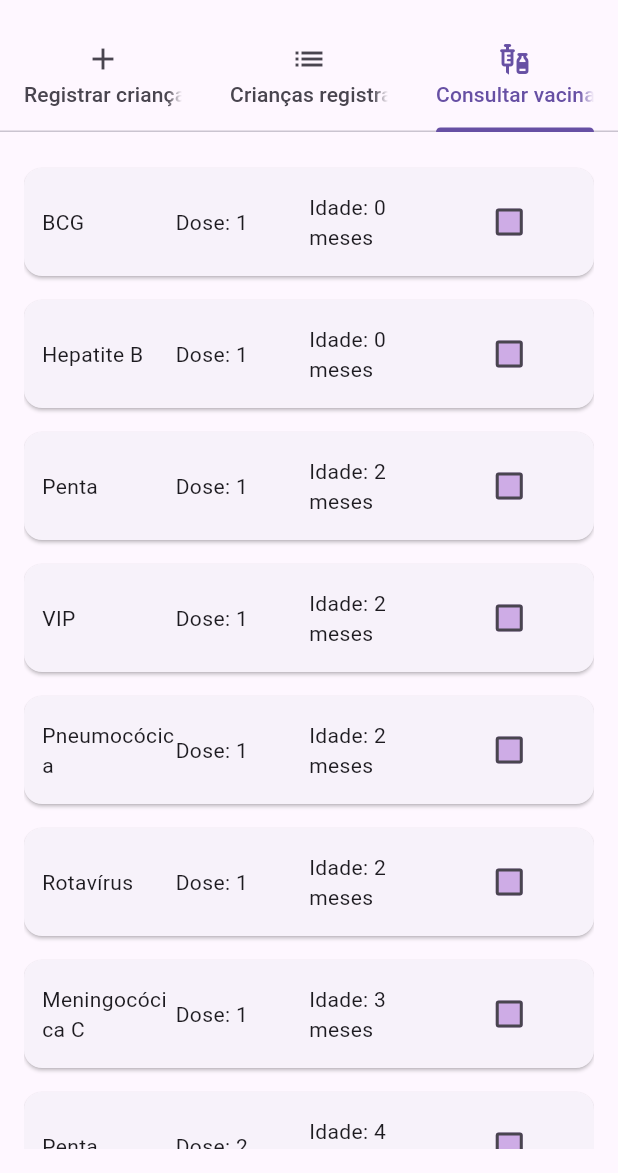
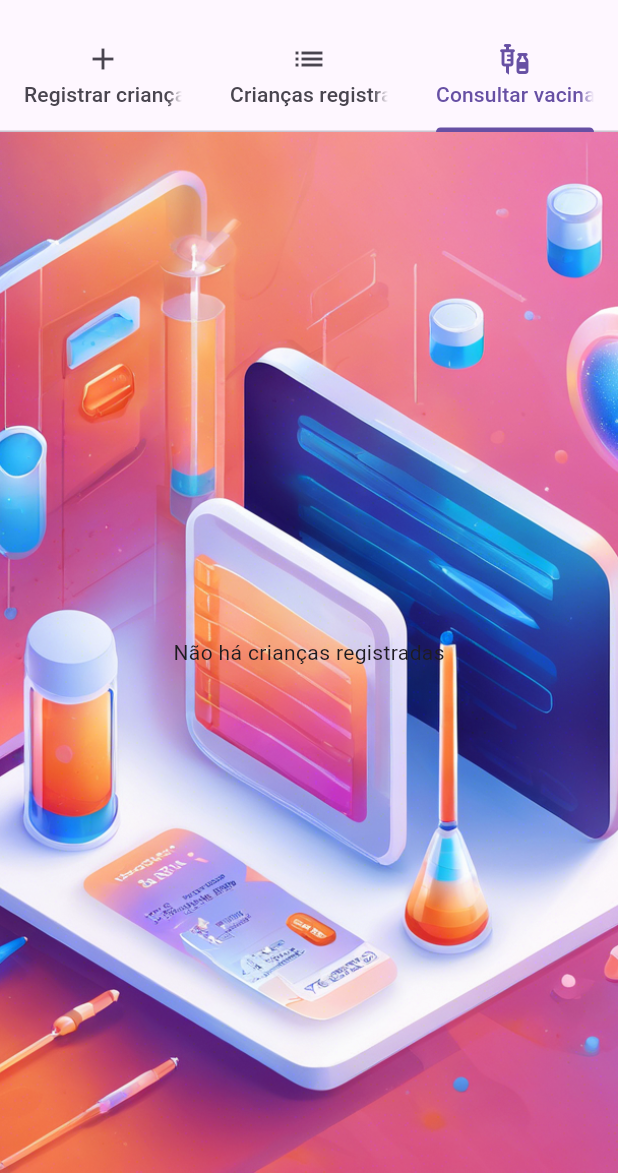
Before and after one commit to cassiab13/calendario_vacinacao, a Flutter app: the MainPage screen opened by its route, tab 3 chosen, on a phone screen of 412 x 824 dp, the part 63-1236 px from its top. Run offline on Flutter 3.47's test engine with Material 3 defaults, Android fonts, the phone set to English and light mode, and no system bars.

Commit message:
refactor: main, registered and vaccine page

```diff
--- a/lib/components/background.dart
+++ b/lib/components/background.dart
@@ -10,7 +10,7 @@ class BackgroundDecoration extends StatelessWidget {
     return Container(
         decoration: const BoxDecoration(
           image: DecorationImage(
-            image: AssetImage("lib/assets/background_image.jpeg"),
+            image: AssetImage("lib/assets/login_background.jpeg"),
             fit: BoxFit.cover,
           ),
         ),
--- a/lib/forms/child_registration_form.dart
+++ b/lib/forms/child_registration_form.dart
@@ -58,6 +58,8 @@ class _ChildRegistrationFormState extends State<ChildRegistrationForm> {
           TextField(
             controller: _nameController,
             decoration: const InputDecoration(
+              filled: true,
+              fillColor: Colors.white54,
               border: OutlineInputBorder(),
               labelText: 'Digite o nome da criança',
             ),
@@ -67,6 +69,8 @@ class _ChildRegistrationFormState extends State<ChildRegistrationForm> {
             controller: _birthController,
             readOnly: true,
             decoration: const InputDecoration(
+              filled: true,
+              fillColor: Colors.white54,
               border: OutlineInputBorder(),
               labelText: 'Data de nascimento',
               suffixIcon: Icon(Icons.calendar_today),
@@ -76,6 +80,8 @@ class _ChildRegistrationFormState extends State<ChildRegistrationForm> {
           const SizedBox(height: 16),
           DropdownButtonFormField<String>(
             decoration: const InputDecoration(
+              filled: true,
+              fillColor: Colors.white54,
               labelText: 'Sexo',
               border: OutlineInputBorder(),
             ),
--- a/lib/pages/main_page.dart
+++ b/lib/pages/main_page.dart
@@ -1,3 +1,4 @@
+import 'package:calendario_vacinacao/components/background.dart';
 import 'package:calendario_vacinacao/forms/child_registration_form.dart';
 import 'package:calendario_vacinacao/models/child.dart';
 import 'package:calendario_vacinacao/pages/registered_child_page.dart';
@@ -46,7 +47,8 @@ class _TabBarState extends State<MainPage> with TickerProviderStateMixin {
             ],
           ),
         ),
-      body: TabBarView(
+        body: BackgroundDecoration(
+          child: TabBarView(
             controller: _tabController,
             children: [
               ChildRegistrationForm(registerChild: _addChild),
@@ -54,6 +56,7 @@ class _TabBarState extends State<MainPage> with TickerProviderStateMixin {
               VaccinePage(registeredChild: _registeredChild)
             ],
           ),
+        )
         );
   }
 }
--- a/lib/pages/vaccine_page.dart
+++ b/lib/pages/vaccine_page.dart
@@ -1,4 +1,3 @@
-import 'package:calendario_vacinacao/components/background.dart';
 import 'package:calendario_vacinacao/components/checkbox.dart';
 import 'package:calendario_vacinacao/models/child.dart';
 import 'package:calendario_vacinacao/models/vaccine.dart';
@@ -14,7 +13,7 @@ class VaccinePage extends StatefulWidget {
 }
 
 class _VaccinePageState extends State<VaccinePage> {
-  Child? _selectedChild;
+  late Child _selectedChild;
 
   @override
   void initState() {
@@ -24,16 +23,39 @@ class _VaccinePageState extends State<VaccinePage> {
     }
   }
 
-  bool isChecked = true;
+  void _onChildSelected(Child? child) {
+    if (child != null) {
+      setState(() {
+        _selectedChild = child;
+      });
+    }
+  }
 
   @override
   Widget build(BuildContext context) {
-    return Padding(
+    return widget.registeredChild.isEmpty
+        ? const Center(child: Text("Não há crianças registradas"))
+        : Padding(
         padding: const EdgeInsets.all(16.0),
         child: Column(
           crossAxisAlignment: CrossAxisAlignment.start,
           children: [
-            Expanded(
+            const SizedBox(
+              child: Text('Selecione a criança: ')
+            ),
+            DropdownButton<Child>(
+            value: _selectedChild,
+            onChanged: _onChildSelected,
+            items: widget.registeredChild.map<DropdownMenuItem<Child>>(
+              (Child child) {
+                return DropdownMenuItem<Child>(
+                  value: child,
+                  child: Text(child.name),
+                );
+              },
+            ).toList(),
+          ),
+          Expanded(
               child: ListView.builder(
                   itemCount: vaccines.length,
                   itemBuilder: (context, index) {
--- a/pubspec.yaml
+++ b/pubspec.yaml
@@ -64,6 +64,8 @@ flutter:
   assets:
     - lib/assets/background_welcome_page.jpg
     - lib/assets/background_image.jpeg
+    - lib/assets/login_background.jpeg
+    - lib/assets/registration_background.jpeg
 
   # An image asset can refer to one or more resolution-specific "variants", see
   # https://flutter.dev/assets-and-images/#resolution-aware
```
Also changed, not shown: lib/pages/registered_child_page.dart (+12 -10 lines), lib/assets/login_background.jpeg (added), lib/assets/registration_background.jpeg (added). Lines whose indentation alone changed are shown as unchanged.
